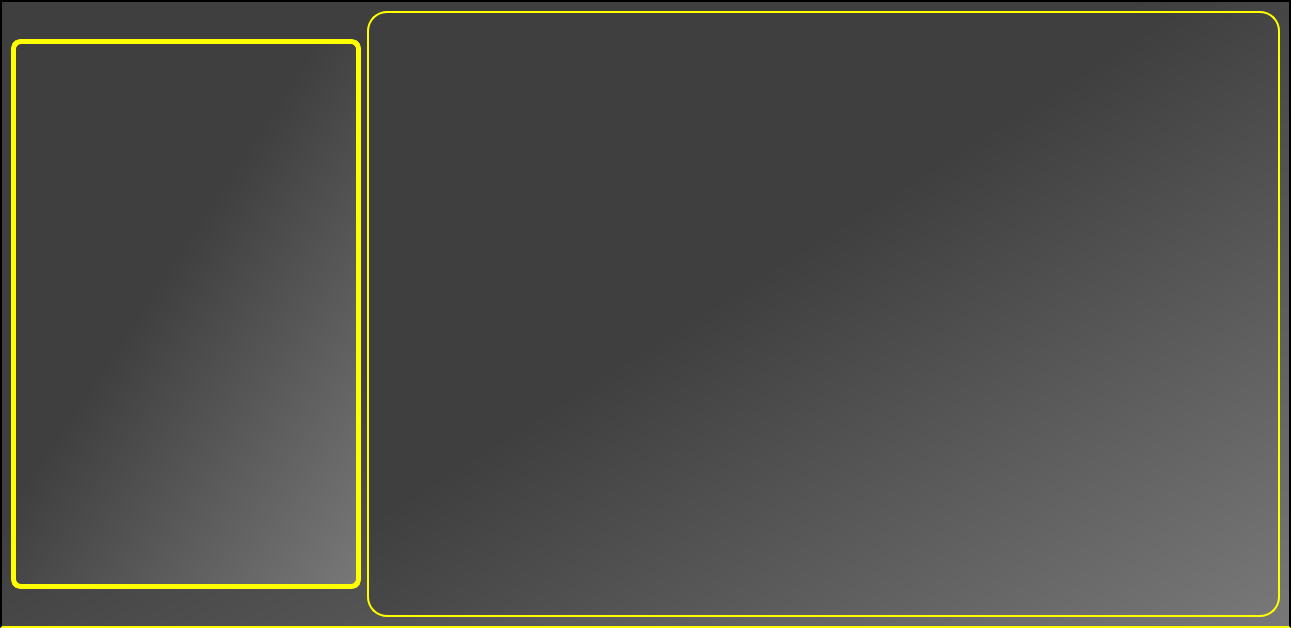
Above: Films for you/filmallinformationform.ui from Raikils/project_term_2 before the change. Below: the same form after it.
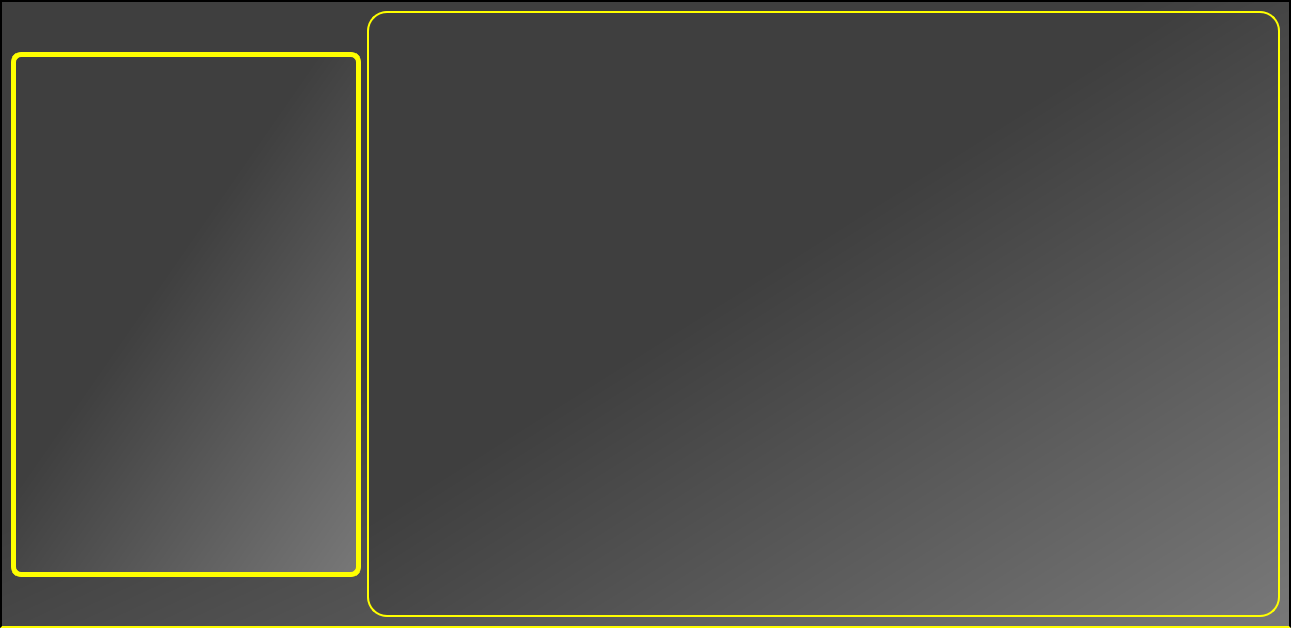
That is the form after the change.

The edit to the form file:
```diff
--- a/Films for you/filmallinformationform.ui
+++ b/Films for you/filmallinformationform.ui
@@ -47,7 +47,7 @@
        <property name="minimumSize">
         <size>
          <width>350</width>
-         <height>550</height>
+         <height>525</height>
         </size>
        </property>
        <property name="styleSheet">
```
Left out of the diff: 8 changed lines with no effect on the pictures.
